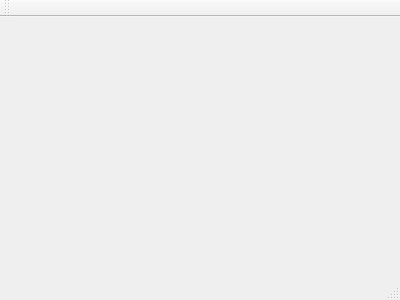
Above: doctors/gui/GreenPois0n/gpmainwindow.ui from Chronic-Dev/gp2 before the change. Below: the same form after it.
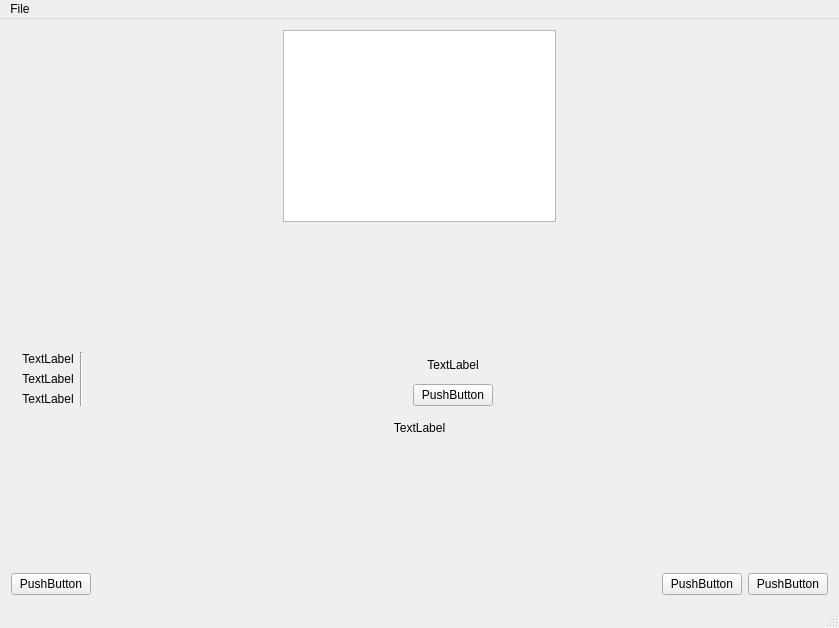
That is the form after the change.

Commit message: GUI Template updates... Lets see what I can do for v2

Diff of the .ui file:
```diff
--- a/doctors/gui/GreenPois0n/gpmainwindow.ui
+++ b/doctors/gui/GreenPois0n/gpmainwindow.ui
@@ -1,24 +1,288 @@
 <ui version="4.0">
  <class>GPMainWindow</class>
- <widget class="QMainWindow" name="GPMainWindow" >
-  <property name="geometry" >
+ <widget class="QMainWindow" name="GPMainWindow">
+  <property name="geometry">
    <rect>
     <x>0</x>
     <y>0</y>
-    <width>400</width>
-    <height>300</height>
+    <width>839</width>
+    <height>628</height>
    </rect>
   </property>
   <property name="windowTitle" >
    <string>GPMainWindow</string>
   </property>
-  <widget class="QMenuBar" name="menuBar" />
-  <widget class="QToolBar" name="mainToolBar" />
-  <widget class="QWidget" name="centralWidget" />
-  <widget class="QStatusBar" name="statusBar" />
+  <widget class="QWidget" name="centralWidget">
+   <layout class="QVBoxLayout" name="verticalLayout_2">
+    <item>
+     <layout class="QHBoxLayout" name="horizontalLayout">
+      <item>
+       <spacer name="horizontalSpacer">
+        <property name="orientation">
+         <enum>Qt::Horizontal</enum>
+        </property>
+        <property name="sizeHint" stdset="0">
+         <size>
+          <width>40</width>
+          <height>20</height>
+         </size>
+        </property>
+       </spacer>
+      </item>
+      <item>
+       <widget class="QGraphicsView" name="imgGPLogo"/>
+      </item>
+      <item>
+       <spacer name="horizontalSpacer_2">
+        <property name="orientation">
+         <enum>Qt::Horizontal</enum>
+        </property>
+        <property name="sizeHint" stdset="0">
+         <size>
+          <width>40</width>
+          <height>20</height>
+         </size>
+        </property>
+       </spacer>
+      </item>
+     </layout>
+    </item>
+    <item>
+     <spacer name="verticalSpacer">
+      <property name="orientation">
+       <enum>Qt::Vertical</enum>
+      </property>
+      <property name="sizeHint" stdset="0">
+       <size>
+        <width>20</width>
+        <height>86</height>
+       </size>
+      </property>
+     </spacer>
+    </item>
+    <item>
+     <widget class="QStackedWidget" name="stackedWidget">
+      <property name="currentIndex">
+       <number>1</number>
+      </property>
+      <widget class="QWidget" name="pgLabelAndProgress">
+       <layout class="QVBoxLayout" name="verticalLayout">
+        <item>
+         <widget class="QLabel" name="lblStatus">
+          <property name="text">
+           <string>TextLabel</string>
+          </property>
+          <property name="alignment">
+           <set>Qt::AlignCenter</set>
+          </property>
+         </widget>
+        </item>
+        <item>
+         <widget class="QProgressBar" name="progressBar">
+          <property name="value">
+           <number>24</number>
+          </property>
+         </widget>
+        </item>
+       </layout>
+      </widget>
+      <widget class="QWidget" name="page_4">
+       <layout class="QVBoxLayout" name="verticalLayout_6">
+        <item>
+         <layout class="QHBoxLayout" name="horizontalLayout_4">
+          <item>
+           <layout class="QVBoxLayout" name="verticalLayout_3">
+            <item>
+             <widget class="QLabel" name="label_4">
+              <property name="text">
+               <string>TextLabel</string>
+              </property>
+              <property name="alignment">
+               <set>Qt::AlignCenter</set>
+              </property>
+             </widget>
+            </item>
+            <item>
+             <widget class="QLabel" name="label_2">
+              <property name="text">
+               <string>TextLabel</string>
+              </property>
+              <property name="alignment">
+               <set>Qt::AlignCenter</set>
+              </property>
+             </widget>
+            </item>
+            <item>
+             <widget class="QLabel" name="label_3">
+              <property name="text">
+               <string>TextLabel</string>
+              </property>
+              <property name="alignment">
+               <set>Qt::AlignCenter</set>
+              </property>
+             </widget>
+            </item>
+           </layout>
+          </item>
+          <item>
+           <widget class="Line" name="line">
+            <property name="orientation">
+             <enum>Qt::Vertical</enum>
+            </property>
+           </widget>
+          </item>
+          <item>
+           <layout class="QVBoxLayout" name="verticalLayout_5">
+            <item>
+             <widget class="QLabel" name="label">
+              <property name="text">
+               <string>TextLabel</string>
+              </property>
+              <property name="alignment">
+               <set>Qt::AlignCenter</set>
+              </property>
+             </widget>
+            </item>
+            <item>
+             <layout class="QHBoxLayout" name="horizontalLayout_5">
+              <item>
+               <spacer name="horizontalSpacer_4">
+                <property name="orientation">
+                 <enum>Qt::Horizontal</enum>
+                </property>
+                <property name="sizeHint" stdset="0">
+                 <size>
+                  <width>40</width>
+                  <height>20</height>
+                 </size>
+                </property>
+               </spacer>
+              </item>
+              <item>
+               <widget class="QPushButton" name="pushButton">
+                <property name="text">
+                 <string>PushButton</string>
+                </property>
+               </widget>
+              </item>
+              <item>
+               <spacer name="horizontalSpacer_5">
+                <property name="orientation">
+                 <enum>Qt::Horizontal</enum>
+                </property>
+                <property name="sizeHint" stdset="0">
+                 <size>
+                  <width>40</width>
+                  <height>20</height>
+                 </size>
+                </property>
+               </spacer>
+              </item>
+             </layout>
+            </item>
+           </layout>
+          </item>
+         </layout>
+        </item>
+        <item>
+         <widget class="QLabel" name="label_5">
+          <property name="text">
+           <string>TextLabel</string>
+          </property>
+          <property name="alignment">
+           <set>Qt::AlignCenter</set>
+          </property>
+         </widget>
+        </item>
+       </layout>
+      </widget>
+     </widget>
+    </item>
+    <item>
+     <spacer name="verticalSpacer_2">
+      <property name="orientation">
+       <enum>Qt::Vertical</enum>
+      </property>
+      <property name="sizeHint" stdset="0">
+       <size>
+        <width>20</width>
+        <height>85</height>
+       </size>
+      </property>
+     </spacer>
+    </item>
+    <item>
+     <layout class="QHBoxLayout" name="horizontalLayout_2">
+      <item>
+       <widget class="QPushButton" name="btnCancel">
+        <property name="text">
+         <string>PushButton</string>
+        </property>
+       </widget>
+      </item>
+      <item>
+       <spacer name="horizontalSpacer_3">
+        <property name="orientation">
+         <enum>Qt::Horizontal</enum>
+        </property>
+        <property name="sizeHint" stdset="0">
+         <size>
+          <width>40</width>
+          <height>20</height>
+         </size>
+        </property>
+       </spacer>
+      </item>
+      <item>
+       <widget class="QPushButton" name="btnBack">
+        <property name="text">
+         <string>PushButton</string>
+        </property>
+       </widget>
+      </item>
+      <item>
+       <widget class="QPushButton" name="btnNext">
+        <property name="text">
+         <string>PushButton</string>
+        </property>
+       </widget>
+      </item>
+     </layout>
+    </item>
+   </layout>
+  </widget>
+  <widget class="QMenuBar" name="menuBar">
+   <property name="geometry">
+    <rect>
+     <x>0</x>
+     <y>0</y>
+     <width>839</width>
+     <height>22</height>
+    </rect>
+   </property>
+   <widget class="QMenu" name="menuFile">
+    <property name="title">
+     <string>File</string>
+    </property>
+    <addaction name="actionAbout"/>
+    <addaction name="separator"/>
+    <addaction name="actionExit"/>
+   </widget>
+   <addaction name="menuFile"/>
+  </widget>
+  <widget class="QStatusBar" name="statusBar"/>
+  <action name="actionAbout">
+   <property name="text">
+    <string>About</string>
+   </property>
+  </action>
+  <action name="actionExit">
+   <property name="text">
+    <string>Exit</string>
+   </property>
+  </action>
  </widget>
- <layoutDefault spacing="6" margin="11" />
- <pixmapfunction></pixmapfunction>
+ <layoutdefault spacing="6" margin="11"/>
  <resources/>
  <connections/>
 </ui>
```
Left out of the diff: 3 changed lines with no effect on the pictures. The commit also changes 3 other files.
